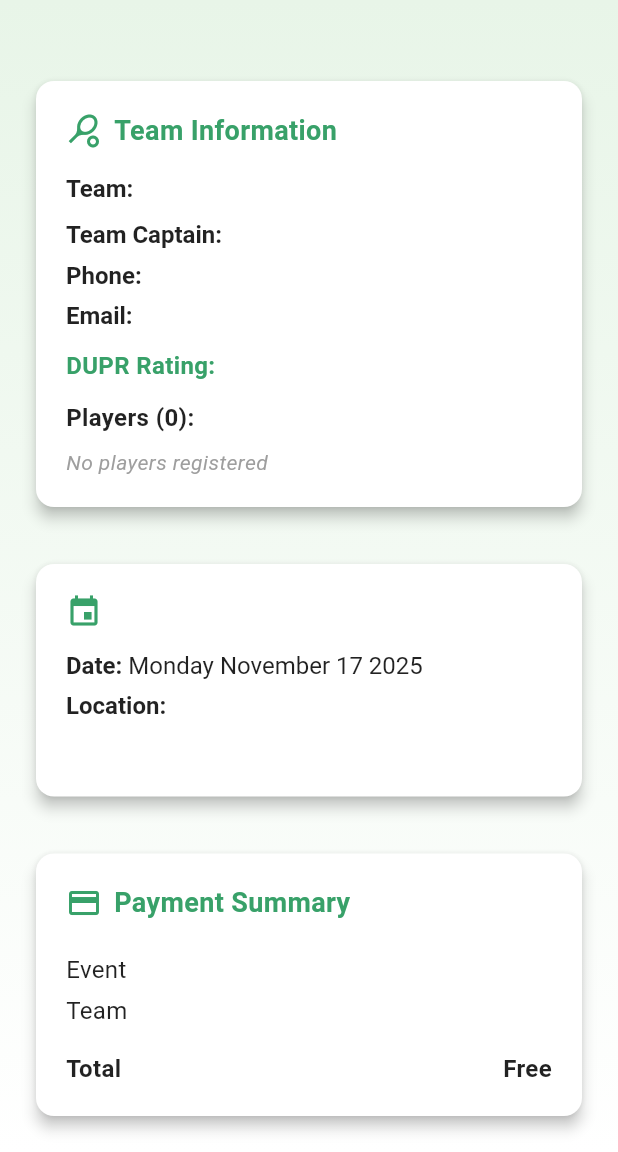
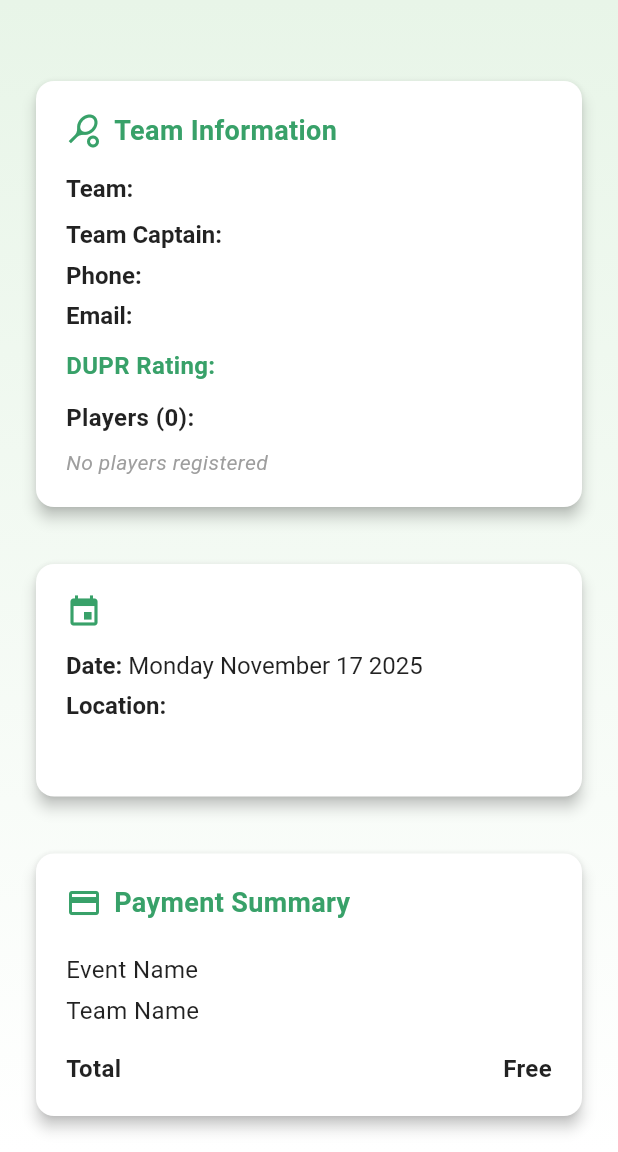
Before and after one commit to SabihSiddiqui1337/level_up_app, a Flutter app: the PickleballProcessRegistrationScreen screen opened directly with empty values, on a phone screen of 412 x 824 dp, the part 84-1236 px from its top. Run offline on Flutter 3.47's test engine with Material 3 defaults, Android fonts, the phone set to English and light mode, and no system bars; our stand-ins replace cloud_firestore, cloud_functions, firebase_auth, firebase_core, firebase_messaging, flutter_local_notifications and 3 more; missing offline and left inert: square_in_app_payments; accounts and stored records are empty.

Commit message:
update app

```diff
--- a/lib/screens/admin_panel_screen.dart
+++ b/lib/screens/admin_panel_screen.dart
@@ -1307,7 +1307,7 @@
                                             vertical: 14,
                                             horizontal: 16,
                                           ),
-                                      prefixText: '\$ ',
+                                      prefixText: amountController.text.toUpperCase().trim() == 'FREE' ? '' : '\$ ',
                                     ),
                                     onChanged: (value) {
                                       if (amountError && value.trim().isNotEmpty) {
@@ -1315,6 +1315,10 @@
                                           amountError = false;
                                         });
                                       }
+                                      // Update prefix when typing
+                                      setDialogState(() {
+                                        // Force rebuild to update prefixText
+                                      });
                                     },
                                     onTap: () {
                                       FocusScope.of(context).unfocus();
--- a/lib/screens/pickleball_process_registration_screen.dart
+++ b/lib/screens/pickleball_process_registration_screen.dart
@@ -400,9 +400,9 @@
                           const SizedBox(height: 20),
 
                           // Event and Team info
-                          _buildPaymentRow('Event', widget.event.title, false),
+                          _buildPaymentRow('Event Name', widget.event.title, false),
                           const SizedBox(height: 4),
-                          _buildPaymentRow('Team', widget.team.name, false),
+                          _buildPaymentRow('Team Name', widget.team.name, false),
                           const SizedBox(height: 16),
 
                           // Discount Code Section (only show if not free event)
--- a/lib/screens/process_registration_screen.dart
+++ b/lib/screens/process_registration_screen.dart
@@ -152,7 +152,7 @@
                                 text: TextSpan(
                                   children: [
                                     const TextSpan(
-                                      text: 'Team name: ',
+                                      text: 'Team Name: ',
                                       style: TextStyle(
                                         fontSize: 16,
                                         fontWeight: FontWeight.bold,
@@ -276,6 +276,7 @@
                                     // Get user profile if player is linked to a user
                                     User? linkedUser;
                                     final authService = AuthService();
+                                    final currentUser = authService.currentUser;
                                     if (player.userId != null) {
                                       final users = authService.users;
                                       try {
@@ -284,6 +285,8 @@
                                         linkedUser = null;
                                       }
                                     }
+
+                                    final isCurrentUser = currentUser != null && player.userId == currentUser.id;
 
                                     // Price per player is the event amount
                                     final pricePerPlayer = _pricePerPlayer;
@@ -307,7 +310,7 @@
                                               crossAxisAlignment: CrossAxisAlignment.start,
                                               children: [
                                                 Text(
-                                                  player.name,
+                                                  isCurrentUser ? '${player.name} (me)' : player.name,
                                                   style: const TextStyle(
                                                     fontSize: 14,
                                                     fontWeight: FontWeight.w600,
@@ -593,9 +596,9 @@
                       child: Column(
                         children: [
                           // Event and Team info
-                          _buildPaymentRow('Event', widget.event.title, false),
+                          _buildPaymentRow('Event Name', widget.event.title, false),
                           const SizedBox(height: 4),
-                          _buildPaymentRow('Team name', widget.team.name, false),
+                          _buildPaymentRow('Team Name', widget.team.name, false),
                           const SizedBox(height: 16),
                           if (_isFreeEvent) ...[
                             _buildPaymentRow(
```
Also changed, not shown: lib/screens/payment_screen.dart (+13 -4 lines), lib/screens/pickleball_team_registration_screen.dart (+11 -3 lines), lib/screens/team_registration_screen.dart (+14 -4 lines), 1 other file.
